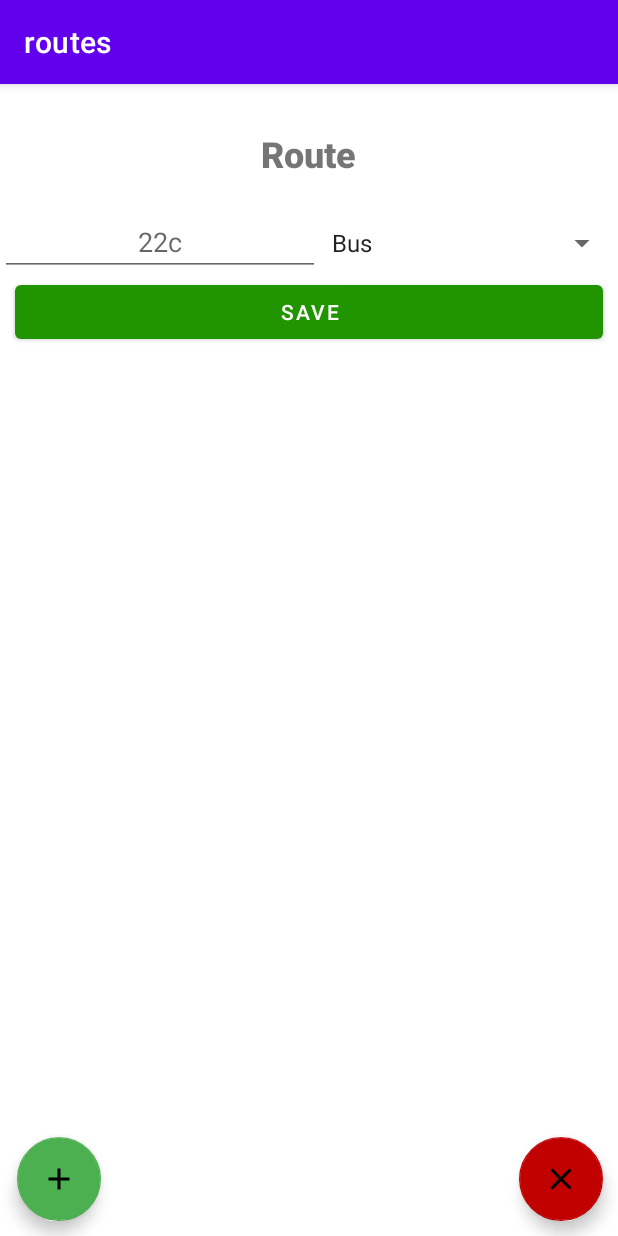
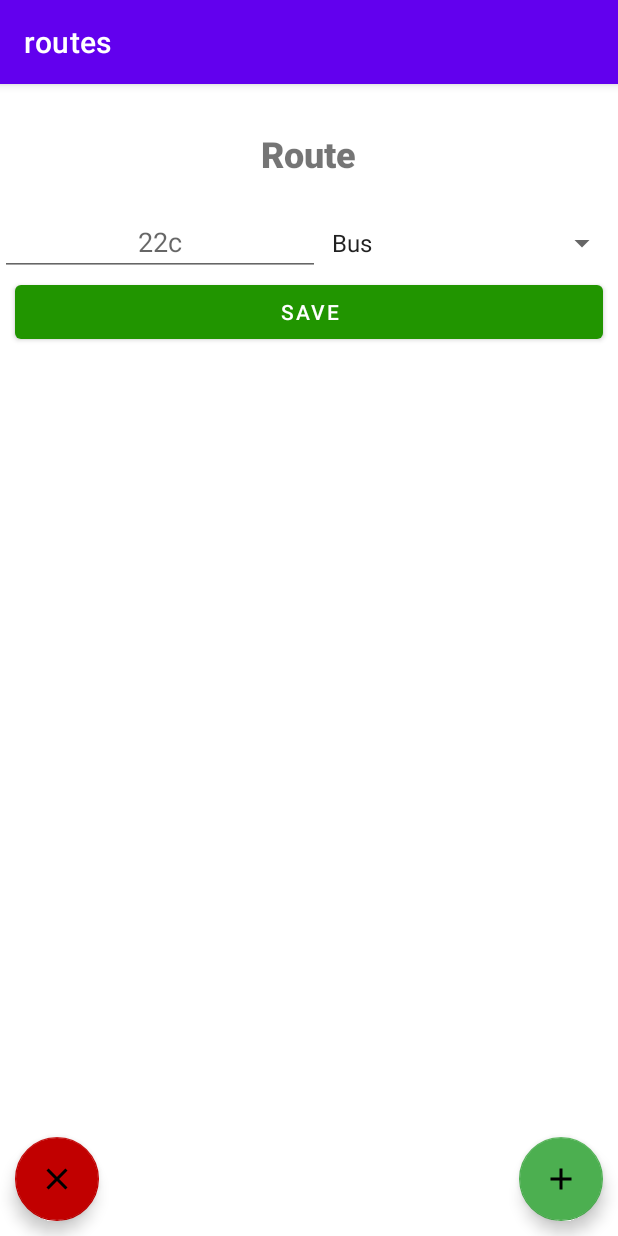
Before and after one commit to n-dmitriev/PublicTransportTimetable, an Android app: the fragment RouteFragment placed in its activity, after a tap on "SAVE", on a phone screen of 412 x 824 dp. Run offline under Robolectric (Android 15) with nearby library versions, the phone set to English and light mode, and no system bars; our stand-ins replace Room's generated code, data binding, navigation-ui; 6 statements that could not run were skipped.

```diff
--- a/app/src/main/java/com/example/publictransporttimetable/model/dao/PointDao.kt
+++ b/app/src/main/java/com/example/publictransporttimetable/model/dao/PointDao.kt
@@ -14,15 +14,12 @@ interface PointDao {
     fun update(point: Point)
 
     @Delete
-    fun delete(point: MutableList<Point>)
-
-    @Query("SELECT * FROM points WHERE id = :key")
-    fun get(key: Long): Point?
+    fun delete(point: Point)
 
     @Query("SELECT * FROM points ORDER BY id DESC")
     fun getAllPoints(): LiveData<List<Point>>
 
-    @Query("SELECT * FROM points ORDER BY :id DESC LIMIT 1")
+    @Query("SELECT * FROM points WHERE id = :id")
     fun getPointById(id: Long): Point?
 
     @Query("SELECT * FROM points WHERE route_id == :id")
--- a/app/src/main/java/com/example/publictransporttimetable/model/dao/RouteDao.kt
+++ b/app/src/main/java/com/example/publictransporttimetable/model/dao/RouteDao.kt
@@ -1,6 +1,5 @@
 package com.example.publictransporttimetable.model.dao
 
-import androidx.lifecycle.LiveData
 import androidx.room.*
 import com.example.publictransporttimetable.model.entity.Route
 
@@ -16,12 +15,9 @@ interface RouteDao {
     @Delete
     fun delete(route: Route)
 
-    @Query("SELECT * FROM routes WHERE id = :key")
-    fun get(key: Long): Route?
-
     @Query("SELECT * FROM routes ORDER BY id DESC")
     fun getAllRoutes(): MutableList<Route>
 
-    @Query("SELECT * FROM routes ORDER BY :id DESC LIMIT 1")
+    @Query("SELECT * FROM routes WHERE id = :id")
     fun getRouteById(id: Long): Route
 }
--- a/app/src/main/java/com/example/publictransporttimetable/screens/busstop/BusStopViewModel.kt
+++ b/app/src/main/java/com/example/publictransporttimetable/screens/busstop/BusStopViewModel.kt
@@ -1,6 +1,8 @@
 package com.example.publictransporttimetable.screens.busstop
 
 import android.app.Application
+import android.content.ContentValues
+import android.util.Log
 import androidx.lifecycle.AndroidViewModel
 import androidx.lifecycle.LiveData
 import androidx.lifecycle.MutableLiveData
--- a/app/src/main/java/com/example/publictransporttimetable/screens/route/RouteFragment.kt
+++ b/app/src/main/java/com/example/publictransporttimetable/screens/route/RouteFragment.kt
@@ -1,18 +1,19 @@
 package com.example.publictransporttimetable.screens.route
 
 import android.os.Bundle
-import androidx.fragment.app.Fragment
 import android.view.LayoutInflater
 import android.view.View
 import android.view.ViewGroup
-import android.widget.ArrayAdapter
-import android.widget.Toast
-import androidx.databinding.DataBindingUtil
+import android.widget.*
+import androidx.core.content.ContextCompat.getSystemService
+import androidx.fragment.app.Fragment
 import androidx.lifecycle.ViewModelProvider
 import androidx.navigation.fragment.findNavController
+import androidx.recyclerview.widget.RecyclerView
 import com.example.publictransporttimetable.R
-import com.example.publictransporttimetable.databinding.RouteBinding
 import com.example.publictransporttimetable.model.TimeTableDatabase
+import com.google.android.material.floatingactionbutton.FloatingActionButton
+
 
 class RouteFragment : Fragment() {
     private lateinit var viewModel: RouteViewModel
@@ -21,11 +22,7 @@ class RouteFragment : Fragment() {
         inflater: LayoutInflater, container: ViewGroup?,
         savedInstanceState: Bundle?
     ): View {
-
-        // Get a reference to the binding object and inflate the fragment views.
-        val binding: RouteBinding = DataBindingUtil.inflate(
-            inflater, R.layout.route, container, false
-        )
+        val rootView = inflater.inflate(R.layout.route, container, false)
 
         val args = RouteFragmentArgs.fromBundle(requireArguments())
 
@@ -40,36 +37,67 @@ class RouteFragment : Fragment() {
 
         val adapter = RouteAdapter(deleteCallback = { i ->
             viewModel.deletePoint(i)
+            Toast.makeText(
+                this.requireContext(),
+                getText(R.string.success_delete_point),
+                Toast.LENGTH_SHORT
+            ).show()
         }, goToBusStopСallback = { i ->
             this.findNavController().navigate(
                 RouteFragmentDirections
-                    .actionRouteToBusStop(viewModel.point.value!![i].id, true, args.routeId)
+                    .actionRouteToBusStop(viewModel.points.value!![i].id, true, args.routeId)
             )
         })
 
-        binding.addBusStop.setOnClickListener {
+        rootView.findViewById<RecyclerView>(R.id.points_list).adapter = adapter
+
+        viewModel.points.observe(this.requireActivity(), { points ->
+            adapter.updateData(points)
+        })
+
+        rootView.findViewById<FloatingActionButton>(R.id.add_bus_stop).setOnClickListener {
             this.findNavController().navigate(
                 RouteFragmentDirections
                     .actionRouteToBusStop(-1L, false, args.routeId)
             )
         }
 
-        binding.deleteRoute.setOnClickListener {
+        rootView.findViewById<FloatingActionButton>(R.id.delete_route).setOnClickListener {
             viewModel.deleteRoute()
             this.findNavController().popBackStack()
+            Toast.makeText(
+                this.requireContext(),
+                getText(R.string.sucess_delete_route),
+                Toast.LENGTH_SHORT
+            ).show()
         }
 
-        binding.editNameHandler.setOnClickListener {
-            if (binding.routeNumberInput.text.isEmpty()) {
+        rootView.findViewById<Button>(R.id.edit_name_handler).setOnClickListener {
+            if (rootView.findViewById<EditText>(R.id.route_number_input).text.isEmpty()) {
                 Toast.makeText(
                     this.requireContext(),
                     getText(R.string.empty_name),
                     Toast.LENGTH_SHORT
                 ).show()
             } else {
-                viewModel.updateRoute(binding.routeNumberInput.text.toString(),
-                    binding.busTypesSpinner.selectedItem.toString()
+                viewModel.updateRoute(
+                    rootView.findViewById<EditText>(R.id.route_number_input).text.toString(),
+                    rootView.findViewById<Spinner>(R.id.bus_types_spinner).selectedItem.toString()
                 )
+                if (!args.isEdit) {
+                    this.findNavController().popBackStack()
+                    Toast.makeText(
+                        this.requireContext(),
+                        getText(R.string.success_create_route),
+                        Toast.LENGTH_SHORT
+                    ).show()
+                } else {
+                    Toast.makeText(
+                        this.requireContext(),
+                        getText(R.string.success_edit_route),
+                        Toast.LENGTH_SHORT
+                    ).show()
+                }
             }
         }
 
@@ -79,28 +107,31 @@ class RouteFragment : Fragment() {
             android.R.layout.simple_spinner_item
         ).also { adapter ->
             adapter.setDropDownViewResource(android.R.layout.simple_spinner_dropdown_item)
-            binding.busTypesSpinner.adapter = adapter
+            rootView.findViewById<Spinner>(R.id.bus_types_spinner).adapter = adapter
         }
 
         viewModel.route.observe(this.requireActivity(), { route ->
             if (route != null) {
-                binding.routeNumberInput.setText(route.name)
-                binding.deleteRoute.visibility = View.VISIBLE
-                binding.addBusStop.visibility = View.VISIBLE
-                binding.pointsList.visibility = View.VISIBLE
+                rootView.findViewById<EditText>(R.id.route_number_input).setText(route.name)
+                rootView.findViewById<FloatingActionButton>(R.id.delete_route).visibility =
+                    View.VISIBLE
+                rootView.findViewById<FloatingActionButton>(R.id.add_bus_stop).visibility =
+                    View.VISIBLE
+                rootView.findViewById<RecyclerView>(R.id.points_list).visibility = View.VISIBLE
             } else {
-                binding.deleteRoute.visibility = View.INVISIBLE
-                binding.addBusStop.visibility = View.INVISIBLE
-                binding.pointsList.visibility = View.INVISIBLE
+                rootView.findViewById<FloatingActionButton>(R.id.delete_route).visibility =
+                    View.INVISIBLE
+                rootView.findViewById<FloatingActionButton>(R.id.add_bus_stop).visibility =
+                    View.INVISIBLE
+                rootView.findViewById<RecyclerView>(R.id.points_list).visibility = View.INVISIBLE
             }
         })
 
-        viewModel.point.observe(this.requireActivity(), { points ->
-            adapter.data = points
-        })
+        return rootView
+    }
 
-
-
-        return binding.root
+    override fun onStart() {
+        super.onStart()
+        viewModel.updateData()
     }
 }
--- a/app/src/main/java/com/example/publictransporttimetable/screens/routes/RoutesAdapter.kt
+++ b/app/src/main/java/com/example/publictransporttimetable/screens/routes/RoutesAdapter.kt
@@ -1,31 +1,27 @@
 package com.example.publictransporttimetable.screens.routes
 
+import android.content.ContentValues
+import android.util.Log
 import android.view.LayoutInflater
 import android.view.View
 import android.view.ViewGroup
 import android.widget.ImageView
 import android.widget.TextView
+import androidx.constraintlayout.widget.ConstraintLayout
 import androidx.recyclerview.widget.RecyclerView
 import com.example.publictransporttimetable.R
 import com.example.publictransporttimetable.model.entity.Route
 
 
 class RoutesAdapter(
+    var items: List<Route> = mutableListOf(),
     val deleteCallback: (index: Int) -> Unit,
     val goToRouteCallback: (index: Int) -> Unit
 ) : RecyclerView.Adapter<RoutesAdapter.RouteViewHolder>() {
 
-    var data = listOf<Route>()
-        set(value) {
-            field = value
-            notifyDataSetChanged()
-        }
-
-    override fun getItemCount() = data.size
-
-    override fun onBindViewHolder(holder: RouteViewHolder, position: Int) {
-        val item = data[position]
-        holder.bind(item)
+    fun updateData(list: List<Route>) {
+        items = list
+        notifyDataSetChanged()
     }
 
     override fun onCreateViewHolder(parent: ViewGroup, viewType: Int): RouteViewHolder =
@@ -37,16 +33,22 @@ class RoutesAdapter(
             )
         )
 
+    override fun getItemCount(): Int = items.size
+
+    override fun onBindViewHolder(holder: RouteViewHolder, position: Int) {
+        Log.d(ContentValues.TAG, holder.toString() + position.toString())
+        holder.bind(items[position])
+    }
+
     inner class RouteViewHolder(itemView: View) : RecyclerView.ViewHolder(itemView) {
         private val name: TextView = itemView.findViewById(R.id.name)
         private val description: TextView = itemView.findViewById(R.id.description)
         private val deleteItem: ImageView = itemView.findViewById(R.id.delete_item)
-        private val routeItem: androidx.constraintlayout.widget.ConstraintLayout =
-            itemView.findViewById(R.id.item_body)
+        private val routeItem: ConstraintLayout = itemView.findViewById(R.id.item_body)
 
         fun bind(item: Route) {
             name.text = item.name
-            description.text = item.type.toString()
+            description.text = item.type
             deleteItem.setOnClickListener {
                 deleteCallback(adapterPosition)
             }
--- a/app/src/main/java/com/example/publictransporttimetable/screens/routes/RoutesFragment.kt
+++ b/app/src/main/java/com/example/publictransporttimetable/screens/routes/RoutesFragment.kt
@@ -1,20 +1,37 @@
 package com.example.publictransporttimetable.screens.routes
 
+import android.content.ContentValues
 import android.os.Bundle
 import android.util.Log
 import androidx.fragment.app.Fragment
 import android.view.LayoutInflater
 import android.view.View
 import android.view.ViewGroup
+import android.widget.Toast
 import androidx.lifecycle.ViewModelProvider
 import androidx.navigation.fragment.findNavController
 import androidx.recyclerview.widget.RecyclerView
 import com.example.publictransporttimetable.R
 import com.example.publictransporttimetable.model.TimeTableDatabase
 import com.google.android.material.floatingactionbutton.FloatingActionButton
+import androidx.lifecycle.Observer
 
 class RoutesFragment : Fragment() {
     private lateinit var viewModel: RoutesViewModel
+
+    private val adapter = RoutesAdapter(deleteCallback = { i ->
+        viewModel.deleteRoute(i)
+        Toast.makeText(
+            this.requireContext(),
+            getText(R.string.sucess_delete_route),
+            Toast.LENGTH_SHORT
+        ).show()
+    }, goToRouteCallback = { i ->
+        this.findNavController().navigate(
+            RoutesFragmentDirections
+                .actionRoutesToRoute(viewModel.route.value!![i].id, true)
+        )
+    })
 
     override fun onCreateView(
         inflater: LayoutInflater, container: ViewGroup?,
@@ -28,13 +45,10 @@ class RoutesFragment : Fragment() {
         viewModel = ViewModelProvider(this, viewModelFactory)
             .get(RoutesViewModel::class.java)
 
-        val adapter = RoutesAdapter(deleteCallback = { i ->
-            viewModel.deleteRoute(i)
-        }, goToRouteCallback = { i ->
-            this.findNavController().navigate(
-                RoutesFragmentDirections
-                    .actionRoutesToRoute(viewModel.route.value!![i].id, true)
-            )
+        rootView.findViewById<RecyclerView>(R.id.routes_list).adapter = adapter
+
+        viewModel.route.observe(this.requireActivity(), { routes ->
+            adapter.updateData(routes)
         })
 
         rootView.findViewById<FloatingActionButton>(R.id.create_route).setOnClickListener {
@@ -44,12 +58,11 @@ class RoutesFragment : Fragment() {
             )
         }
 
-        rootView?.findViewById<RecyclerView>(R.id.routes_list)?.adapter = adapter
-
-        viewModel.route.observe(this.requireActivity(), { routes ->
-            adapter.data = routes
-        })
-
         return rootView
     }
+
+    override fun onStart() {
+        super.onStart()
+        viewModel.getRoutes()
+    }
 }
--- a/app/src/main/java/com/example/publictransporttimetable/screens/routes/RoutesViewModel.kt
+++ b/app/src/main/java/com/example/publictransporttimetable/screens/routes/RoutesViewModel.kt
@@ -1,6 +1,8 @@
 package com.example.publictransporttimetable.screens.routes
 
 import android.app.Application
+import android.content.ContentValues
+import android.util.Log
 import androidx.lifecycle.AndroidViewModel
 import androidx.lifecycle.LiveData
 import androidx.lifecycle.MutableLiveData
@@ -16,17 +18,17 @@ class RoutesViewModel(
 
     private val uiScope = CoroutineScope(Dispatchers.Main + viewModelJob)
 
-    private var _route = MutableLiveData<MutableList<Route>>()
+    private var _routes = MutableLiveData<MutableList<Route>>()
 
-    val route: LiveData<MutableList<Route>> get() = _route
+    val route: LiveData<MutableList<Route>> get() = _routes
 
     init {
         getRoutes()
     }
 
-    private fun getRoutes() {
+    fun getRoutes() {
         uiScope.launch {
-            _route.value = getRouteFromDB()
+            _routes.value = getRouteFromDB().reversed().toMutableList()
         }
     }
 
@@ -39,9 +41,9 @@ class RoutesViewModel(
 
     fun deleteRoute(index: Int) {
         uiScope.launch {
-            val route = _route.value!!.removeAt(index)
+            val route = _routes.value!!.removeAt(index)
             delete(route)
-            _route.value = _route.value
+            _routes.value = _routes.value
         }
     }
 
--- a/app/src/main/res/layout/route.xml
+++ b/app/src/main/res/layout/route.xml
@@ -1,13 +1,18 @@
 <?xml version="1.0" encoding="utf-8"?>
-<layout xmlns:android="http://schemas.android.com/apk/res/android"
+<androidx.constraintlayout.widget.ConstraintLayout xmlns:android="http://schemas.android.com/apk/res/android"
     xmlns:app="http://schemas.android.com/apk/res-auto"
     xmlns:tools="http://schemas.android.com/tools"
+    android:layout_width="match_parent"
+    android:layout_height="match_parent"
     tools:context=".screens.route.RouteFragment">
 
     <LinearLayout
+        app:layout_constraintLeft_toLeftOf="parent"
+        app:layout_constraintTop_toTopOf="parent"
         android:layout_width="match_parent"
-        android:layout_height="match_parent"
-        android:orientation="vertical">
+        android:layout_height="wrap_content"
+        android:orientation="vertical"
+        android:id="@+id/linear_route">
 
         <TextView
             android:id="@+id/route_number"
@@ -40,10 +45,7 @@
             style="@style/button"
             android:text="@string/button_save"
             app:backgroundTint="#219500" />
-
-        <FrameLayout
-            android:layout_width="match_parent"
-            android:layout_height="match_parent">
+    </LinearLayout>
 
     <com.google.android.material.floatingactionbutton.FloatingActionButton
         android:id="@+id/delete_route"
@@ -53,7 +55,10 @@
         android:layout_gravity="bottom|end"
         android:clickable="true"
         android:src="@drawable/ic_baseline_clear_24"
-                app:backgroundTint="#C10000" />
+        app:backgroundTint="#C10000"
+        app:layout_constraintLeft_toLeftOf="parent"
+        app:layout_constraintBottom_toBottomOf="parent"
+        />
 
     <com.google.android.material.floatingactionbutton.FloatingActionButton
         android:id="@+id/add_bus_stop"
@@ -64,18 +69,17 @@
         android:clickable="true"
         android:src="@drawable/ic_baseline_add_24"
         app:backgroundTint="#4CAF50"
-                app:fabSize="auto" />
+        app:fabSize="auto"
+        app:layout_constraintRight_toRightOf="parent"
+        app:layout_constraintBottom_toBottomOf="parent"/>
 
     <androidx.recyclerview.widget.RecyclerView
         android:id="@+id/points_list"
         android:layout_width="0dp"
         android:layout_height="0dp"
         app:layoutManager="androidx.recyclerview.widget.LinearLayoutManager"
-                app:layout_constraintBottom_toTopOf="@+id/clear_button"
+        app:layout_constraintBottom_toBottomOf="parent"
         app:layout_constraintEnd_toEndOf="parent"
         app:layout_constraintStart_toStartOf="parent"
-                app:layout_constraintTop_toBottomOf="@+id/stop_button" />
-
-        </FrameLayout>
-    </LinearLayout>
-</layout>
+        app:layout_constraintTop_toBottomOf="@id/linear_route"/>
+</androidx.constraintlayout.widget.ConstraintLayout>
--- a/app/src/main/res/navigation/navigation.xml
+++ b/app/src/main/res/navigation/navigation.xml
@@ -16,18 +16,6 @@
             app:argType="boolean" />
         <argument android:name="routeId"
             app:argType="long" />
-    </fragment>
-    <fragment
-        android:id="@+id/location_entry"
-        android:name="com.example.publictransporttimetable.screens.locationentry.LocationEntryFragment"
-        android:label="location_entry"
-        tools:layout="@layout/location_entry" >
-        <action
-            android:id="@+id/action_location_entry_to_routes"
-            app:destination="@id/routes" />
-        <argument
-            android:name="location"
-            app:argType="string" />
     </fragment>
     <fragment
         android:id="@+id/route"
--- a/app/src/main/res/values/strings.xml
+++ b/app/src/main/res/values/strings.xml
@@ -18,4 +18,9 @@
         <item>Route taxi</item>
     </string-array>
     <string name="empty_time">Empty time!</string>
+    <string name="sucess_delete_route">Route successfully deleted!</string>
+    <string name="success_delete_point">Point successfully deleted!</string>
+    <string name="success_create_route">Route sucessfully created!</string>
+    <string name="sucess_create_point">Point successfully created!</string>
+    <string name="success_edit_route">Route successfully edited!</string>
 </resources>
```
Also changed, not shown: app/src/main/java/com/example/publictransporttimetable/SpinnerActivity.kt (deleted, +0 -17 lines), app/src/main/java/com/example/publictransporttimetable/screens/busstop/BusStopFragment.kt (+10 -0 lines), app/src/main/java/com/example/publictransporttimetable/screens/route/RouteAdapter.kt (+13 -11 lines), app/src/main/java/com/example/publictransporttimetable/screens/route/RouteViewModel.kt (+16 -13 lines), app/src/main/res/layout/list_item.xml (+8 -5 lines), app/src/main/res/layout/routes.xml (+10 -25 lines), 1 other file. Lines whose indentation alone changed are shown as unchanged.
